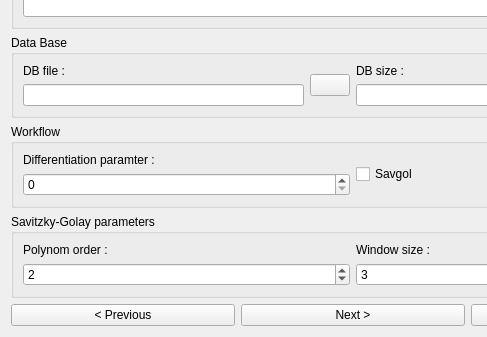
Before: the Qt Designer form indexGPU/phase_form_tempo.ui in Cyril-Langlois/indexGPU, drawn with Qt 5; both pictures show x 0 to 487 and y 642 to 979 of the 706 by 979 pixel window.
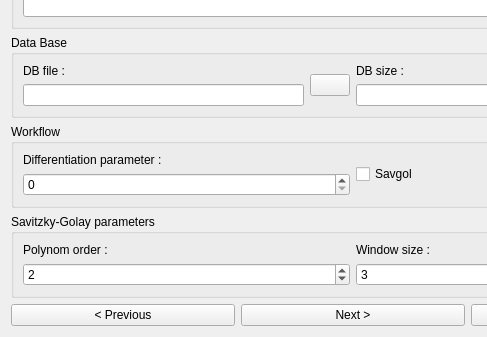
After: the same form once the commit is applied. Icons and pictures are not drawn. Custom widgets are drawn as their Qt base class.

```diff
--- a/indexGPU/phase_form_tempo.ui
+++ b/indexGPU/phase_form_tempo.ui
@@ -404,7 +404,7 @@
                 <item>
                  <widget class="QLabel" name="label_diff">
                   <property name="text">
-                   <string>Differentiation paramter :</string>
+                   <string>Differentiation parameter :</string>
                   </property>
                  </widget>
                 </item>
```
